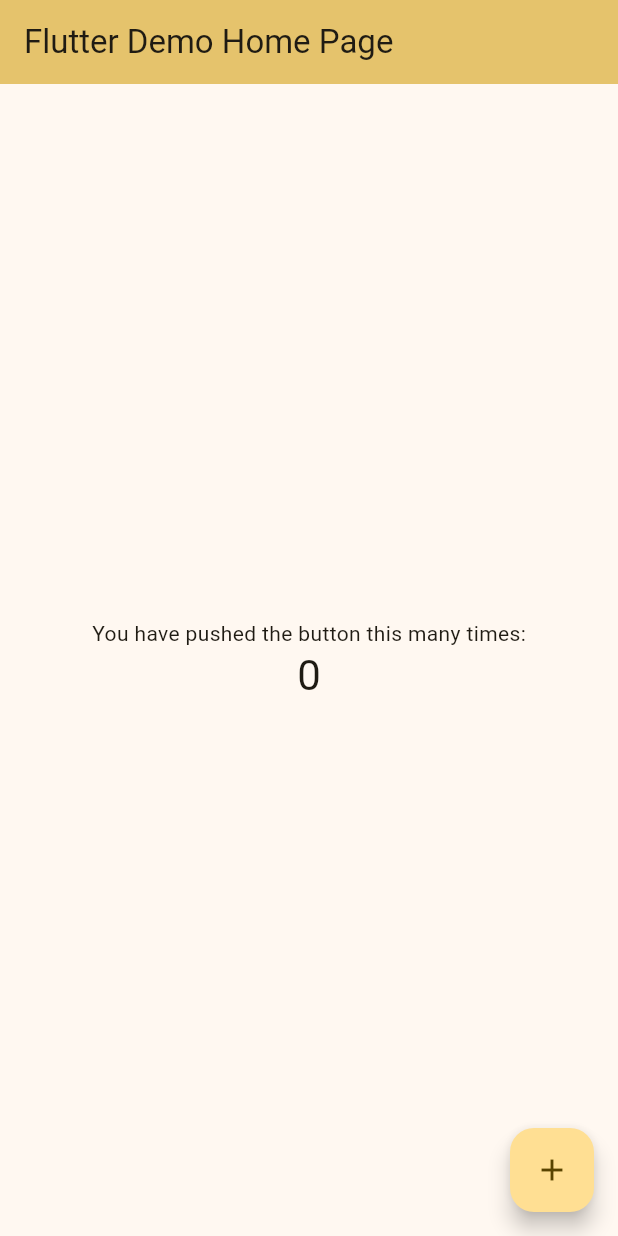
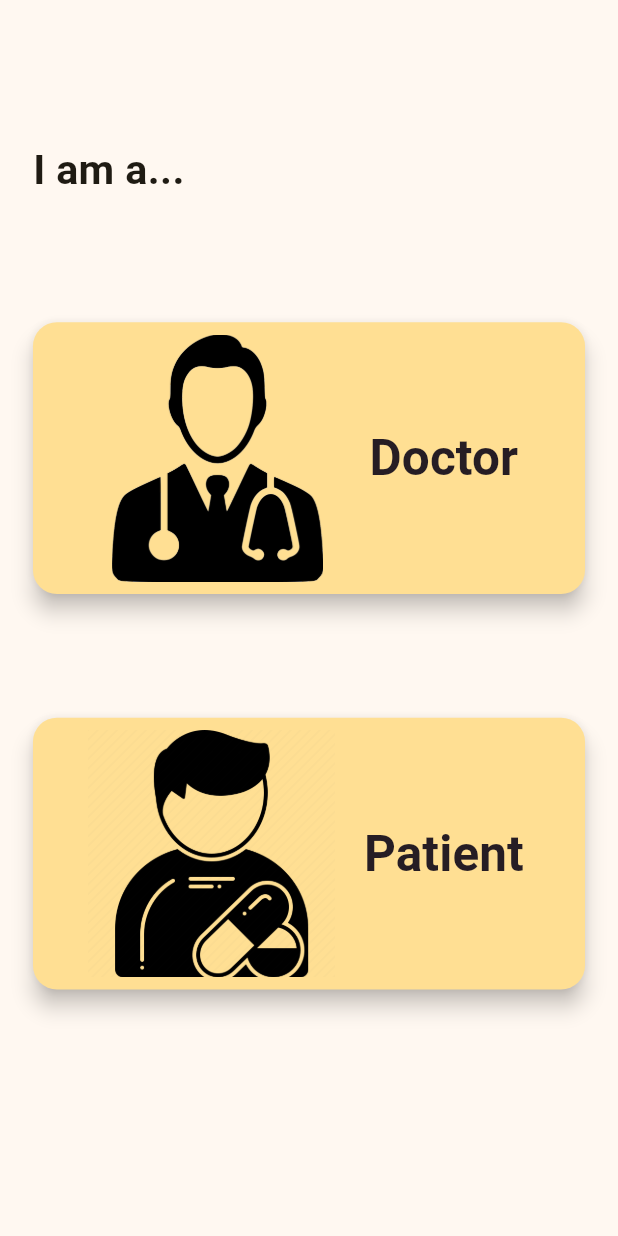
Before and after one commit to jonathanjohn47/faridia_healthcare, a Flutter app: the screen it shows after launch, on a phone screen of 412 x 824 dp. Run offline on Flutter 3.47's test engine with Material 2 defaults, Android fonts, the phone set to English and light mode, and no system bars; our stand-ins replace firebase_core, get, sizer; accounts and stored records are empty.

Commit message:
doctor sign in

```diff
--- /dev/null
+++ b/lib/features/auth/select_profile/ui/select_profile_page.dart
@@ -0,0 +1,87 @@
+import 'package:faridia_healthcare/core/app_colors.dart';
+import 'package:flutter/material.dart';
+import 'package:get/get.dart';
+import 'package:sizer/sizer.dart';
+
+import '../../sign_in/ui/doctor_sign_in.dart';
+
+class SelectProfilePage extends StatelessWidget {
+  const SelectProfilePage({super.key});
+
+  @override
+  Widget build(BuildContext context) {
+    return Scaffold(
+      appBar: PreferredSize(
+        preferredSize: Size.fromHeight(0),
+        child: Container(
+          color: AppColors.primary,
+        ),
+      ),
+      body: Padding(
+        padding: EdgeInsets.symmetric(horizontal: 16.sp, vertical: 8.0.sp),
+        child: ListView(
+          children: <Widget>[
+            SizedBox(
+              height: 10.h,
+            ),
+            Text(
+              'I am a...',
+              style: TextStyle(
+                fontSize: 20.sp,
+                fontWeight: FontWeight.bold,
+              ),
+            ),
+            SizedBox(
+              height: 10.h,
+            ),
+            SizedBox(
+              height: 22.h,
+              child: FloatingActionButton.extended(
+                icon: SizedBox(
+                    height: 20.h,
+                    width: 20.h,
+                    child: Image.asset('assets/images/img_491471.png')),
+                label: Padding(
+                  padding: EdgeInsets.only(left: 8.0.sp),
+                  child: Text(
+                    'Doctor',
+                    style: TextStyle(
+                        fontSize: 24.sp,
+                        fontWeight: FontWeight.w600,
+                        color: AppColors.secondary),
+                  ),
+                ),
+                onPressed: () {
+                  Get.off(() => DoctorSignInPage());
+                },
+              ),
+            ),
+            SizedBox(
+              height: 10.h,
+            ),
+            SizedBox(
+              height: 22.h,
+              child: FloatingActionButton.extended(
+                icon: SizedBox(
+                    height: 20.h,
+                    width: 20.h,
+                    child: Image.asset('assets/images/3727036.png')),
+                label: Padding(
+                  padding: EdgeInsets.only(left: 8.0.sp),
+                  child: Text(
+                    'Patient',
+                    style: TextStyle(
+                        fontSize: 24.sp,
+                        fontWeight: FontWeight.w600,
+                        color: AppColors.secondary),
+                  ),
+                ),
+                onPressed: () {},
+              ),
+            ),
+          ],
+        ),
+      ),
+    );
+  }
+}
--- a/lib/main.dart
+++ b/lib/main.dart
@@ -1,3 +1,4 @@
+import 'package:faridia_healthcare/features/auth/select_profile/ui/select_profile_page.dart';
 import 'package:firebase_core/firebase_core.dart';
 import 'package:flutter/material.dart';
 import 'package:get/get.dart';
@@ -44,97 +45,11 @@ class MyApp extends StatelessWidget {
               background: AppColors.backgroundColor,
               secondary: AppColors.secondary),
           useMaterial3: true,
+          primarySwatch: AppColors.primary,
+          secondaryHeaderColor: AppColors.secondary,
         ),
-        home: const MyHomePage(title: 'Flutter Demo Home Page'),
+        home: SelectProfilePage(),
       );
     });
   }
 }
-
-class MyHomePage extends StatefulWidget {
-  const MyHomePage({super.key, required this.title});
-
-  // This widget is the home page of your application. It is stateful, meaning
-  // that it has a State object (defined below) that contains fields that affect
-  // how it looks.
-
-  // This class is the configuration for the state. It holds the values (in this
-  // case the title) provided by the parent (in this case the App widget) and
-  // used by the build method of the State. Fields in a Widget subclass are
-  // always marked "final".
-
-  final String title;
-
-  @override
-  State<MyHomePage> createState() => _MyHomePageState();
-}
-
-class _MyHomePageState extends State<MyHomePage> {
-  int _counter = 0;
-
-  void _incrementCounter() {
-    setState(() {
-      // This call to setState tells the Flutter framework that something has
-      // changed in this State, which causes it to rerun the build method below
-      // so that the display can reflect the updated values. If we changed
-      // _counter without calling setState(), then the build method would not be
-      // called again, and so nothing would appear to happen.
-      _counter++;
-    });
-  }
-
-  @override
-  Widget build(BuildContext context) {
-    // This method is rerun every time setState is called, for instance as done
-    // by the _incrementCounter method above.
-    //
-    // The Flutter framework has been optimized to make rerunning build methods
-    // fast, so that you can just rebuild anything that needs updating rather
-    // than having to individually change instances of widgets.
-    return Scaffold(
-      appBar: AppBar(
-        // TRY THIS: Try changing the color here to a specific color (to
-        // Colors.amber, perhaps?) and trigger a hot reload to see the AppBar
-        // change color while the other colors stay the same.
-        backgroundColor: Theme.of(context).colorScheme.inversePrimary,
-        // Here we take the value from the MyHomePage object that was created by
-        // the App.build method, and use it to set our appbar title.
-        title: Text(widget.title),
-      ),
-      body: Center(
-        // Center is a layout widget. It takes a single child and positions it
-        // in the middle of the parent.
-        child: Column(
-          // Column is also a layout widget. It takes a list of children and
-          // arranges them vertically. By default, it sizes itself to fit its
-          // children horizontally, and tries to be as tall as its parent.
-          //
-          // Column has various properties to control how it sizes itself and
-          // how it positions its children. Here we use mainAxisAlignment to
-          // center the children vertically; the main axis here is the vertical
-          // axis because Columns are vertical (the cross axis would be
-          // horizontal).
-          //
-          // TRY THIS: Invoke "debug painting" (choose the "Toggle Debug Paint"
-          // action in the IDE, or press "p" in the console), to see the
-          // wireframe for each widget.
-          mainAxisAlignment: MainAxisAlignment.center,
-          children: <Widget>[
-            const Text(
-              'You have pushed the button this many times:',
-            ),
-            Text(
-              '$_counter',
-              style: Theme.of(context).textTheme.headlineMedium,
-            ),
-          ],
-        ),
-      ),
-      floatingActionButton: FloatingActionButton(
-        onPressed: _incrementCounter,
-        tooltip: 'Increment',
-        child: const Icon(Icons.add),
-      ), // This trailing comma makes auto-formatting nicer for build methods.
-    );
-  }
-}
```
Also changed, not shown: lib/features/auth/sign_in/get_controller/doctor_sign_in_get_controller.dart (added, +9 -0 lines), lib/features/auth/sign_in/ui/doctor_sign_in.dart (added, +100 -0 lines), assets/images/3727036.png (added), assets/images/img_491471.png (added).
